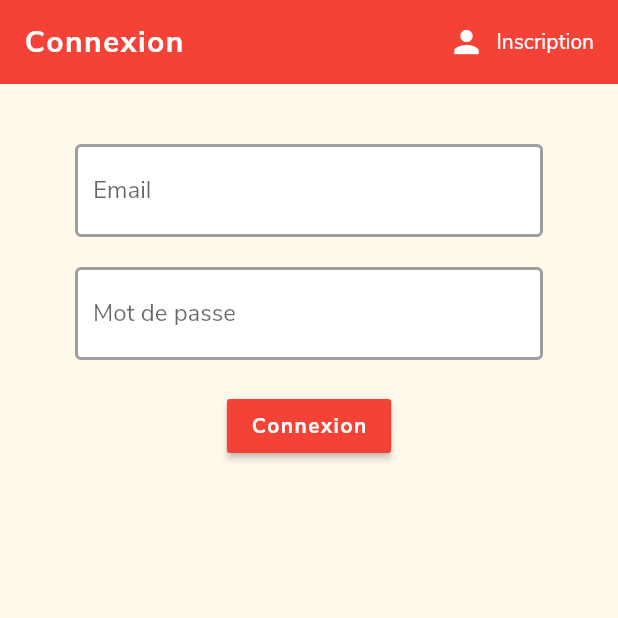
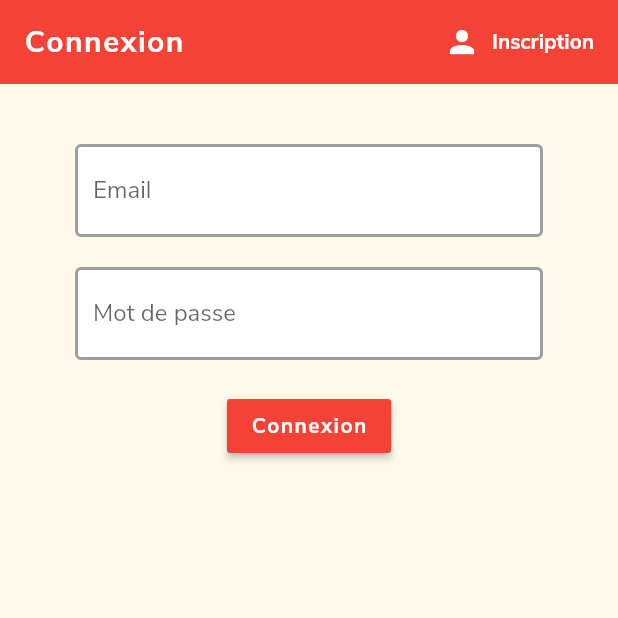
Before and after one commit to quentinfon/SWChat, a Flutter app: the screen it shows after launch, on a phone screen of 412 x 824 dp, the top half of it. Run offline on Flutter 3.47's test engine with Material 2 defaults, Android fonts, the phone set to English and light mode, and no system bars; our stand-ins replace cloud_firestore, firebase_auth, firebase_storage, flutter_spinkit; accounts and stored records are empty.

```diff
--- a/lib/main.dart
+++ b/lib/main.dart
@@ -1,3 +1,4 @@
+import 'package:flutter/services.dart';
 import 'package:swchat/models/user.dart';
 import 'package:swchat/screens/wrapper.dart';
 import 'package:swchat/services/auth.dart';
@@ -10,6 +11,10 @@ class MyApp extends StatelessWidget {
 
   @override
   Widget build(BuildContext context) {
+
+    SystemChrome.setPreferredOrientations([
+      DeviceOrientation.portraitUp,
+    ]);
 
     return StreamProvider<User>.value(
       value: AuthService().user,
--- a/lib/screens/authenticate/register.dart
+++ b/lib/screens/authenticate/register.dart
@@ -64,6 +64,7 @@ class _RegisterState extends State<Register> {
         padding: EdgeInsets.symmetric(vertical: 20, horizontal: 50),
         child: Form(
           key: _formKey,
+          child: SingleChildScrollView(
             child: Column(
               children: <Widget>[
                 SizedBox(height: 20),
@@ -150,6 +151,7 @@ class _RegisterState extends State<Register> {
             ),
           ),
         ),
+      ),
     );
   }
 }
--- a/lib/screens/authenticate/sign_in.dart
+++ b/lib/screens/authenticate/sign_in.dart
@@ -55,7 +55,8 @@ class _SignInState extends State<SignIn> {
               'Inscription',
               style: TextStyle(
                 fontFamily: 'NunitoSans',
-                color: Colors.white
+                color: Colors.white,
+                fontWeight: FontWeight.w600
               ),
             ),
           ),
@@ -65,6 +66,7 @@ class _SignInState extends State<SignIn> {
         padding: EdgeInsets.symmetric(vertical: 20, horizontal: 50),
         child: Form(
           key: _formKey,
+          child: SingleChildScrollView(
             child: Column(
               children: <Widget>[
                 SizedBox(height: 20),
@@ -123,6 +125,7 @@ class _SignInState extends State<SignIn> {
             ),
           ),
         ),
+      ),
     );
   }
 
```
Lines whose indentation alone changed are shown as unchanged.
